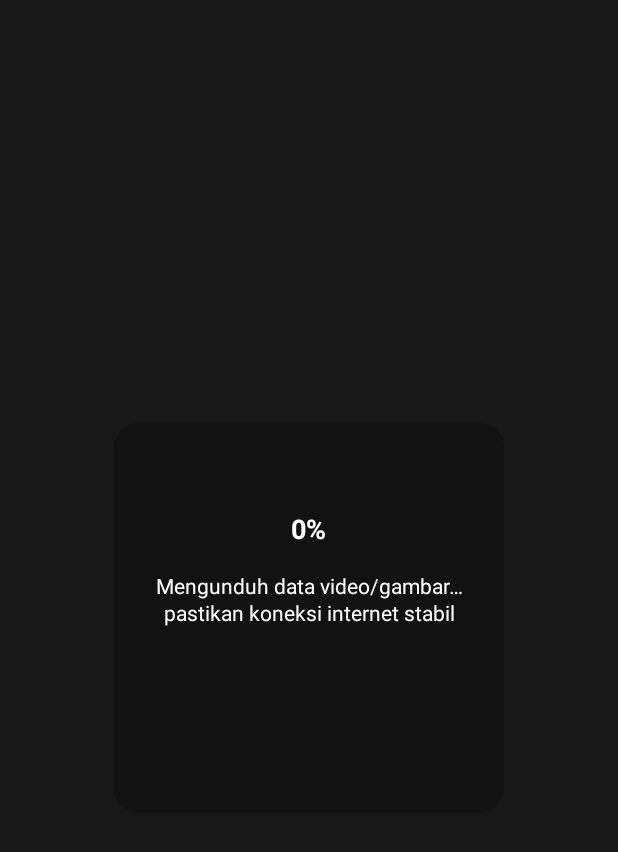
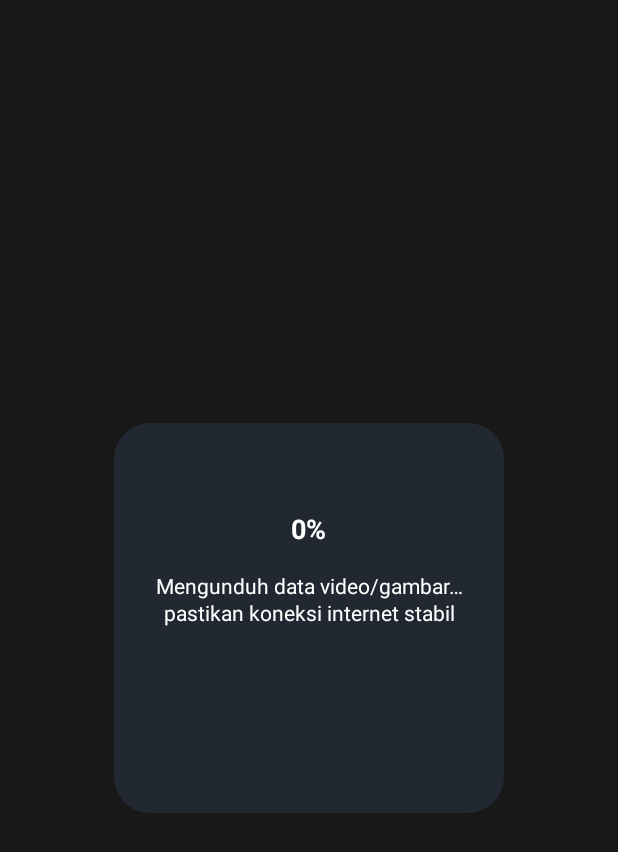
Before and after one commit to elmika-333/NSTimelyPray, an Android app: the layout dialog_download.xml on its own in the app's theme, with its tools: preview values and no code run, on a phone screen of 412 x 824 dp. Shown: the top 852 px of the screen. Run offline under Robolectric (Android 15) with nearby library versions, the phone set to English and light mode, and no system bars.

Commit message:
Add files via upload

```diff
--- a/app/src/main/java/com/example/nstimelypray/MainActivity.java
+++ b/app/src/main/java/com/example/nstimelypray/MainActivity.java
@@ -117,8 +117,8 @@ public class MainActivity extends AppCompatActivity {
         @Override
         protected void onPreExecute() {
             isDownloading = true;
-            if (statusText != null) statusText.setText("Mengunduh data video/gambar… pastikan koneksi internet stabil");
-        }
+            if (statusText != null) statusText.setText("uh data video/gambar… pastikan koneksi internet stabil");
+        }Mengund
 
         @Override
         protected Boolean doInBackground(String... urls) {
--- a/app/src/main/res/drawable/circular_progress_glow.xml
+++ b/app/src/main/res/drawable/circular_progress_glow.xml
@@ -1,32 +1,21 @@
-<?xml version="1.0" encoding="utf-8"?>
-<layer-list xmlns:android="http://schemas.android.com/apk/res/android">
+<rotate xmlns:android="http://schemas.android.com/apk/res/android"
+    android:fromDegrees="270"
+    android:pivotX="50%"
+    android:pivotY="50%"
+    android:toDegrees="270">
 
-    <!-- Track -->
-    <item android:id="@android:id/background">
-        <shape android:shape="ring"
-            android:innerRadiusRatio="3"
-            android:thicknessRatio="8"
-            android:useLevel="true">
-            <solid android:color="#404040"/>
-        </shape>
-    </item>
-
-    <!-- Progress dengan gradient glow -->
-    <item android:id="@android:id/progress">
-        <rotate
-            android:fromDegrees="270"
-            android:toDegrees="270">
-            <shape android:shape="ring"
-                android:innerRadiusRatio="3"
-                android:thicknessRatio="8"
-                android:useLevel="true">
-                <gradient
-                    android:startColor="#FFFFBB33"
-                    android:centerColor="#FFFFFF"
-                    android:endColor="#FFFFBB33"
-                    android:angle="0"
-                    android:type="sweep"/>
-            </shape>
-        </rotate>
-    </item>
-</layer-list>
+    <shape
+        android:innerRadiusRatio="3"
+        android:shape="ring"
+        android:thicknessRatio="12"
+        android:useLevel="true">
+        <size
+            android:height="200dp"
+            android:width="200dp"/>
+        <gradient
+            android:endColor="#00BCD4"
+            android:startColor="#80DEEA"
+            android:type="sweep"
+            android:useLevel="true"/>
+    </shape>
+</rotate>
--- a/app/src/main/res/drawable/rounded_dialog_bg.xml
+++ b/app/src/main/res/drawable/rounded_dialog_bg.xml
@@ -1,6 +1,10 @@
-<?xml version="1.0" encoding="utf-8"?>
 <shape xmlns:android="http://schemas.android.com/apk/res/android"
     android:shape="rectangle">
-    <solid android:color="#FF121212"/>
-    <corners android:radius="16dp"/>
+    <solid android:color="#222831"/>
+    <corners android:radius="24dp"/>
+    <padding
+        android:top="16dp"
+        android:bottom="16dp"
+        android:left="16dp"
+        android:right="16dp"/>
 </shape>
```
Also changed, not shown: app/src/main/res/layout/dialog_progress.xml (added, +63 -0 lines).
